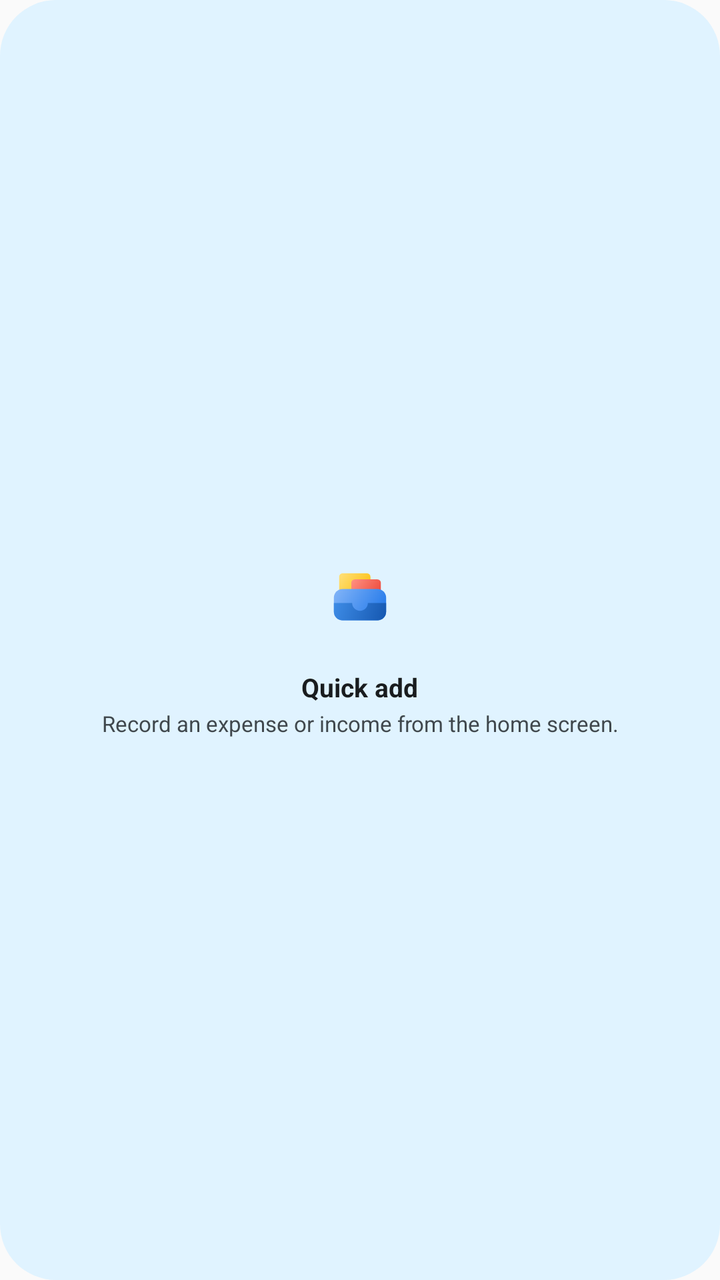
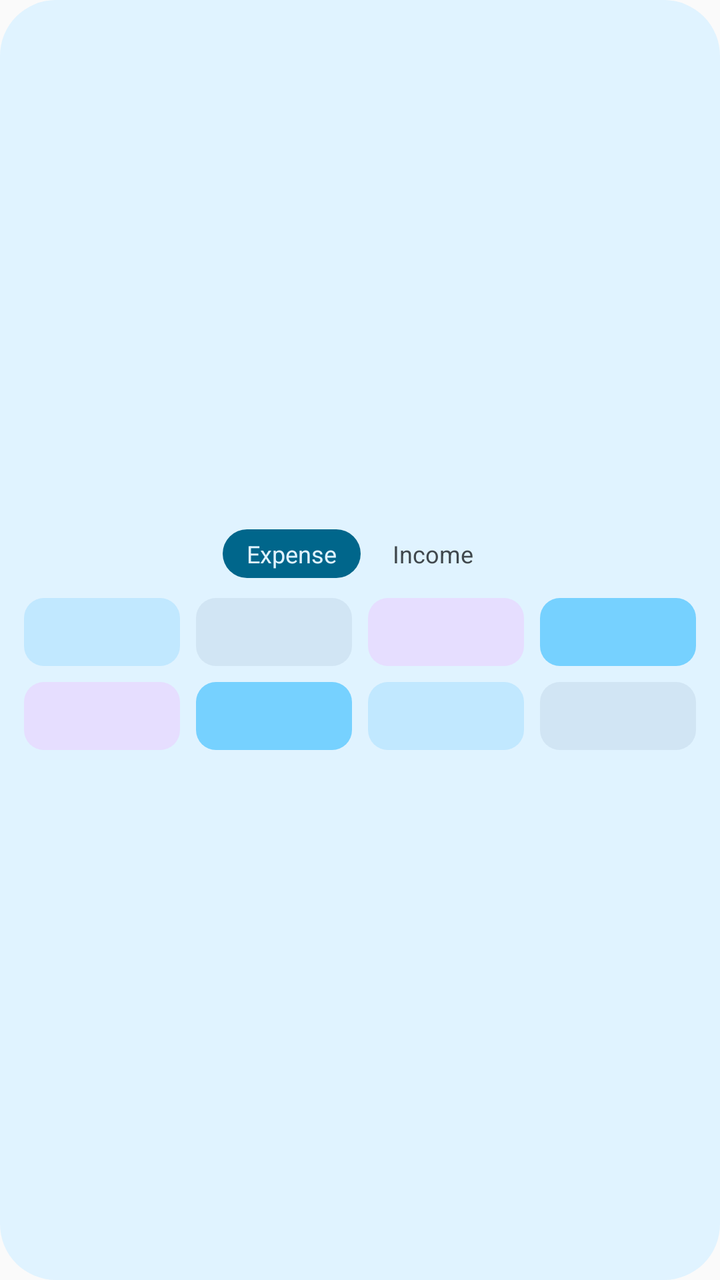

Before-and-after screenshots of an Android layout around one commit, followed by the original layout XML and the change that was made.
<!-- AndroidManifest.xml: application theme Theme.Saldo -->
<!-- res/layout/quick_add_widget_preview.xml -->
<?xml version="1.0" encoding="utf-8"?>
<LinearLayout xmlns:android="http://schemas.android.com/apk/res/android"
    android:layout_width="match_parent"
    android:layout_height="match_parent"
    android:background="@drawable/widget_preview_background"
    android:gravity="center"
    android:orientation="vertical"
    android:padding="12dp">

    <ImageView
        android:layout_width="56dp"
        android:layout_height="56dp"
        android:contentDescription="@null"
        android:src="@drawable/ic_launcher_foreground" />

    <TextView
        android:layout_width="wrap_content"
        android:layout_height="wrap_content"
        android:layout_marginTop="8dp"
        android:maxLines="1"
        android:text="@string/widget_quick_add_label"
        android:textColor="@color/widget_preview_ink"
        android:textSize="13sp"
        android:textStyle="bold" />

    <TextView
        android:layout_width="wrap_content"
        android:layout_height="wrap_content"
        android:layout_marginTop="2dp"
        android:gravity="center"
        android:maxLines="2"
        android:text="@string/widget_quick_add_description"
        android:textColor="@color/widget_preview_ink_muted"
        android:textSize="11sp" />
</LinearLayout>
<!-- resources referenced by this layout -->
<resources>
  <color name="widget_preview_ink">@android:color/system_neutral1_900</color>
  <color name="widget_preview_ink_muted">@android:color/system_neutral2_700</color>
  <!-- drawable ic_launcher_foreground: vector/xml drawable (drawable, 2688 chars, omitted) -->
  <!-- drawable widget_preview_background (drawable) -->
  <?xml version="1.0" encoding="utf-8"?>
  <shape xmlns:android="http://schemas.android.com/apk/res/android"
      android:shape="rectangle">
      <solid android:color="@color/widget_preview_surface" />
      <corners android:radius="@android:dimen/system_app_widget_background_radius" />
  </shape>
  <string name="widget_quick_add_description">Record an expense or income from the home screen.</string>
  <string name="widget_quick_add_label">Quick add</string>
  <style name="Theme.Saldo" parent="android:Theme.Material.Light.NoActionBar" />
  <color name="widget_preview_surface">@android:color/system_accent2_50</color>
</resources>

<!-- the commit's change to res/layout/quick_add_widget_preview.xml (unified diff, before → after) -->
@@ -7,29 +7,123 @@
     android:orientation="vertical"
     android:padding="12dp">
 
-    <ImageView
-        android:layout_width="56dp"
-        android:layout_height="56dp"
-        android:contentDescription="@null"
-        android:src="@drawable/ic_launcher_foreground" />
-
-    <TextView
+    <LinearLayout
         android:layout_width="wrap_content"
         android:layout_height="wrap_content"
-        android:layout_marginTop="8dp"
-        android:maxLines="1"
-        android:text="@string/widget_quick_add_label"
-        android:textColor="@color/widget_preview_ink"
-        android:textSize="13sp"
-        android:textStyle="bold" />
+        android:layout_marginBottom="10dp"
+        android:orientation="horizontal">
 
-    <TextView
-        android:layout_width="wrap_content"
+        <TextView
+            android:layout_width="wrap_content"
+            android:layout_height="wrap_content"
+            android:background="@drawable/widget_preview_pill"
+            android:maxLines="1"
+            android:paddingHorizontal="12dp"
+            android:paddingVertical="4dp"
+            android:text="@string/widget_quick_add_expense"
+            android:textColor="@color/widget_preview_pill_ink"
+            android:textSize="12sp" />
+
+        <TextView
+            android:layout_width="wrap_content"
+            android:layout_height="wrap_content"
+            android:layout_marginStart="4dp"
+            android:maxLines="1"
+            android:paddingHorizontal="12dp"
+            android:paddingVertical="4dp"
+            android:text="@string/widget_quick_add_income"
+            android:textColor="@color/widget_preview_ink_muted"
+            android:textSize="12sp" />
+    </LinearLayout>
+
+    <LinearLayout
+        android:layout_width="match_parent"
         android:layout_height="wrap_content"
-        android:layout_marginTop="2dp"
-        android:gravity="center"
-        android:maxLines="2"
-        android:text="@string/widget_quick_add_description"
-        android:textColor="@color/widget_preview_ink_muted"
-        android:textSize="11sp" />
+        android:layout_marginBottom="8dp"
+        android:orientation="horizontal">
+
+        <ImageView
+            android:layout_width="0dp"
+            android:layout_height="34dp"
+            android:layout_marginEnd="8dp"
+            android:layout_weight="1"
+            android:contentDescription="@null"
+            android:scaleType="fitXY"
+            android:src="@drawable/widget_preview_tile"
+            android:tint="@color/widget_preview_tile_1" />
+
+        <ImageView
+            android:layout_width="0dp"
+            android:layout_height="34dp"
+            android:layout_marginEnd="8dp"
+            android:layout_weight="1"
+            android:contentDescription="@null"
+            android:scaleType="fitXY"
+            android:src="@drawable/widget_preview_tile"
+            android:tint="@color/widget_preview_tile_2" />
+
+        <ImageView
+            android:layout_width="0dp"
+            android:layout_height="34dp"
+            android:layout_marginEnd="8dp"
+            android:layout_weight="1"
+            android:contentDescription="@null"
+            android:scaleType="fitXY"
+            android:src="@drawable/widget_preview_tile"
+            android:tint="@color/widget_preview_tile_3" />
+
+        <ImageView
+            android:layout_width="0dp"
+            android:layout_height="34dp"
+            android:layout_weight="1"
+            android:contentDescription="@null"
+            android:scaleType="fitXY"
+            android:src="@drawable/widget_preview_tile"
+            android:tint="@color/widget_preview_tile_4" />
+    </LinearLayout>
+
+    <LinearLayout
+        android:layout_width="match_parent"
+        android:layout_height="wrap_content"
+        android:orientation="horizontal">
+
+        <ImageView
+            android:layout_width="0dp"
+            android:layout_height="34dp"
+            android:layout_marginEnd="8dp"
+            android:layout_weight="1"
+            android:contentDescription="@null"
+            android:scaleType="fitXY"
+            android:src="@drawable/widget_preview_tile"
+            android:tint="@color/widget_preview_tile_3" />
+
+        <ImageView
+            android:layout_width="0dp"
+            android:layout_height="34dp"
+            android:layout_marginEnd="8dp"
+            android:layout_weight="1"
+            android:contentDescription="@null"
+            android:scaleType="fitXY"
+            android:src="@drawable/widget_preview_tile"
+            android:tint="@color/widget_preview_tile_4" />
+
+        <ImageView
+            android:layout_width="0dp"
+            android:layout_height="34dp"
+            android:layout_marginEnd="8dp"
+            android:layout_weight="1"
+            android:contentDescription="@null"
+            android:scaleType="fitXY"
+            android:src="@drawable/widget_preview_tile"
+            android:tint="@color/widget_preview_tile_1" />
+
+        <ImageView
+            android:layout_width="0dp"
+            android:layout_height="34dp"
+            android:layout_weight="1"
+            android:contentDescription="@null"
+            android:scaleType="fitXY"
+            android:src="@drawable/widget_preview_tile"
+            android:tint="@color/widget_preview_tile_2" />
+    </LinearLayout>
 </LinearLayout>
<!-- resource entries referenced after the edit -->
@@ -1,8 +1,11 @@
 <!-- resources referenced by this layout -->
 <resources>
-  <color name="widget_preview_ink">@android:color/system_neutral1_900</color>
   <color name="widget_preview_ink_muted">@android:color/system_neutral2_700</color>
-  <!-- drawable ic_launcher_foreground: vector/xml drawable (drawable, 2688 chars, omitted) -->
+  <color name="widget_preview_pill_ink">@android:color/system_accent1_50</color>
+  <color name="widget_preview_tile_1">@android:color/system_accent1_100</color>
+  <color name="widget_preview_tile_2">@android:color/system_accent2_100</color>
+  <color name="widget_preview_tile_3">@android:color/system_accent3_100</color>
+  <color name="widget_preview_tile_4">@android:color/system_accent1_200</color>
   <!-- drawable widget_preview_background (drawable) -->
   <?xml version="1.0" encoding="utf-8"?>
   <shape xmlns:android="http://schemas.android.com/apk/res/android"
@@ -10,9 +13,24 @@
       <solid android:color="@color/widget_preview_surface" />
       <corners android:radius="@android:dimen/system_app_widget_background_radius" />
   </shape>
-  <string name="widget_quick_add_description">Record an expense or income from the home screen.</string>
-  <string name="widget_quick_add_label">Quick add</string>
+  <!-- drawable widget_preview_pill (drawable) -->
+  <?xml version="1.0" encoding="utf-8"?>
+  <shape xmlns:android="http://schemas.android.com/apk/res/android"
+      android:shape="rectangle">
+      <solid android:color="@color/widget_preview_pill" />
+      <corners android:radius="100dp" />
+  </shape>
+  <!-- drawable widget_preview_tile (drawable) -->
+  <?xml version="1.0" encoding="utf-8"?>
+  <shape xmlns:android="http://schemas.android.com/apk/res/android"
+      android:shape="rectangle">
+      <solid android:color="#FFFFFFFF" />
+      <corners android:radius="10dp" />
+  </shape>
+  <string name="widget_quick_add_expense">Expense</string>
+  <string name="widget_quick_add_income">Income</string>
   <style name="Theme.Saldo" parent="android:Theme.Material.Light.NoActionBar" />
   <color name="widget_preview_surface">@android:color/system_accent2_50</color>
+  <color name="widget_preview_pill">@android:color/system_accent1_600</color>
 </resources>
 
